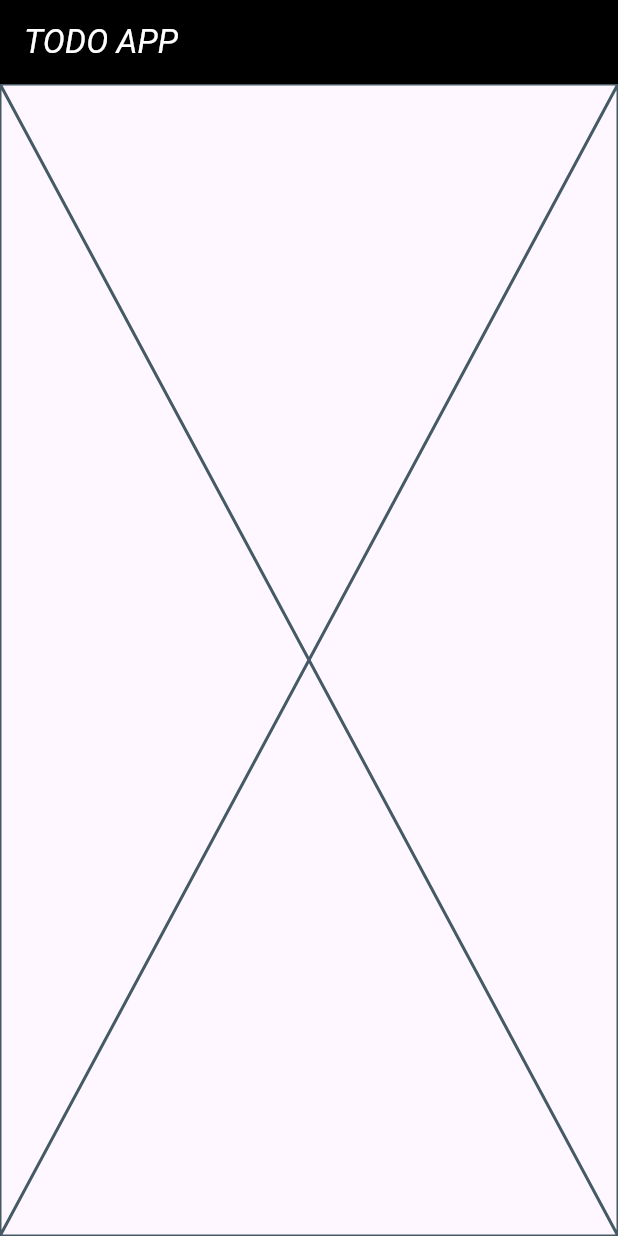
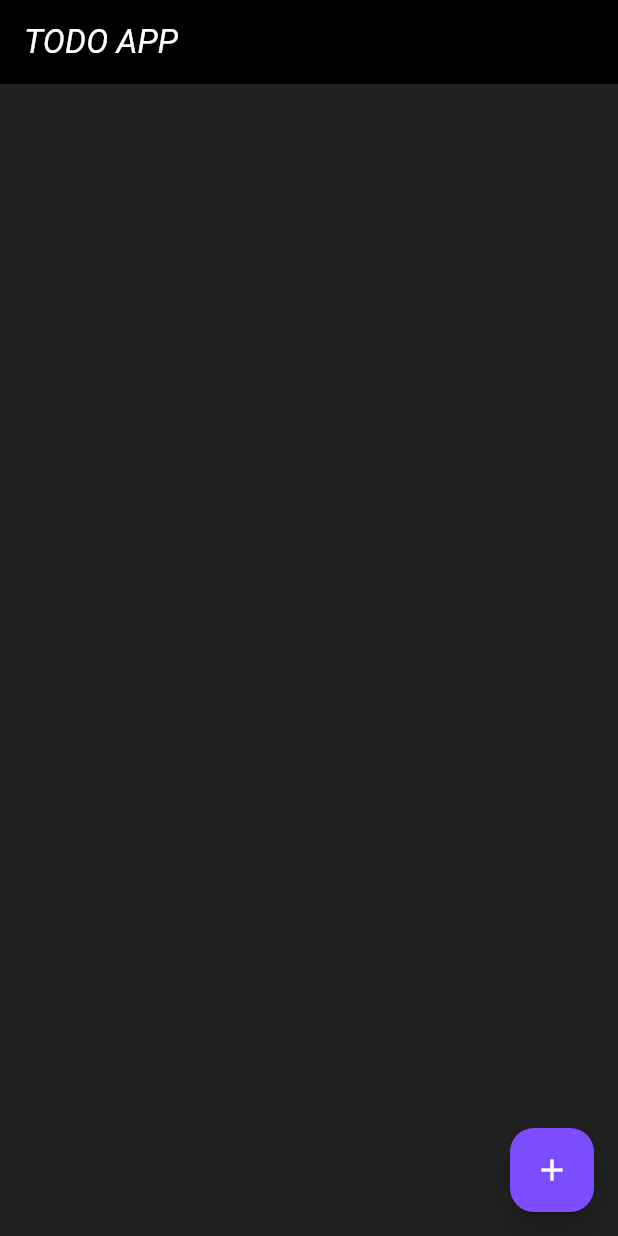
Before and after one commit to mabdula2004/todo_app, a Flutter app: the screen it shows after launch, on a phone screen of 412 x 824 dp. Run offline on Flutter 3.47's test engine with Material 3 defaults, Android fonts, the phone set to English and light mode, and no system bars.

Commit message:
TODO App With Sqflite Part 3 | Add Floating Action Button

```diff
--- a/lib/todoscreen.dart
+++ b/lib/todoscreen.dart
@@ -11,6 +11,20 @@ class todoscreen extends StatefulWidget {
 class _todoscreenState extends State<todoscreen> {
   @override
   Widget build(BuildContext context) {
-    return const Placeholder();
+    return const Scaffold(
+      backgroundColor: Colors.black87,
+      floatingActionButton: FloatingActionButton(
+        tooltip: 'Add Item',
+        backgroundColor: Colors.deepPurpleAccent,
+        child: ListTile(
+          title: Icon(Icons.add,color: Colors.white,) ,
+        ),
+        onPressed: showformDialog,
+      ),
+    );
   }
 }
+
+
+  void showformDialog() {
+  }
```
